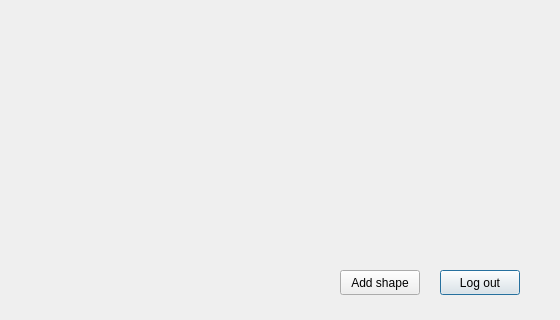
chrisq327/CS1C-Team-Rocket, file admindialog.ui: the form before one commit; both pictures show x 440 to 1000 and y 180 to 500 of the 1000 by 500 pixel window.
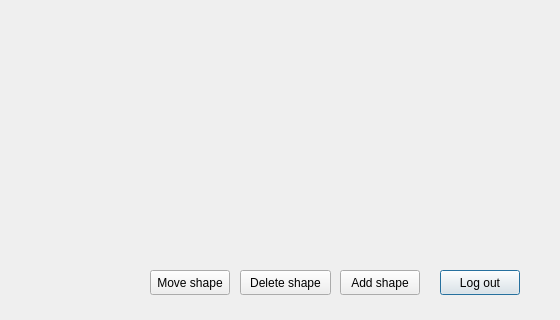
The form after the commit.

Commit message: Added delete and move ui

The edit to the form file:
```diff
--- a/admindialog.ui
+++ b/admindialog.ui
@@ -39,6 +39,32 @@
     <string>Add shape</string>
    </property>
   </widget>
+  <widget class="QPushButton" name="pushButton_deleteShape">
+   <property name="geometry">
+    <rect>
+     <x>680</x>
+     <y>450</y>
+     <width>91</width>
+     <height>25</height>
+    </rect>
+   </property>
+   <property name="text">
+    <string>Delete shape</string>
+   </property>
+  </widget>
+  <widget class="QPushButton" name="pushButton">
+   <property name="geometry">
+    <rect>
+     <x>590</x>
+     <y>450</y>
+     <width>80</width>
+     <height>25</height>
+    </rect>
+   </property>
+   <property name="text">
+    <string>Move shape</string>
+   </property>
+  </widget>
  </widget>
  <resources/>
  <connections/>
```
The commit also changes 9 other files.
